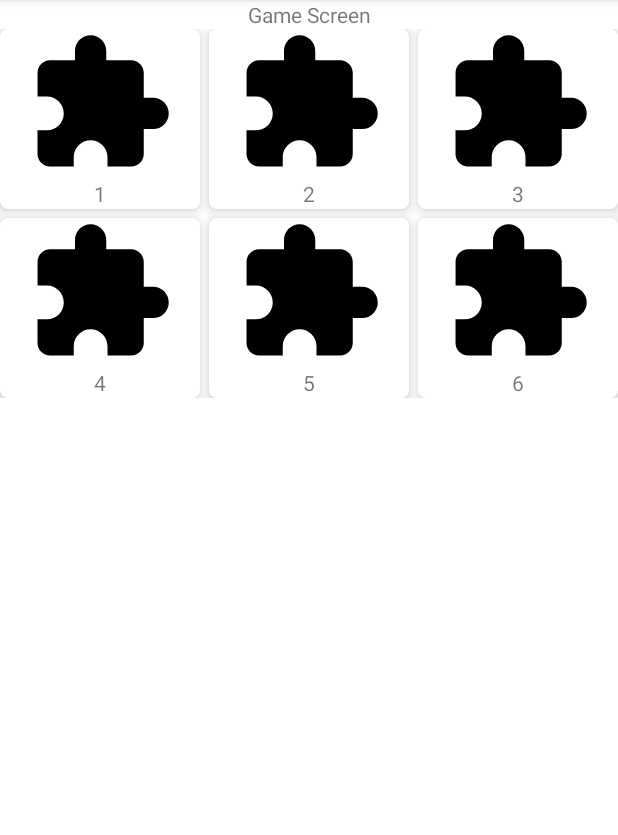
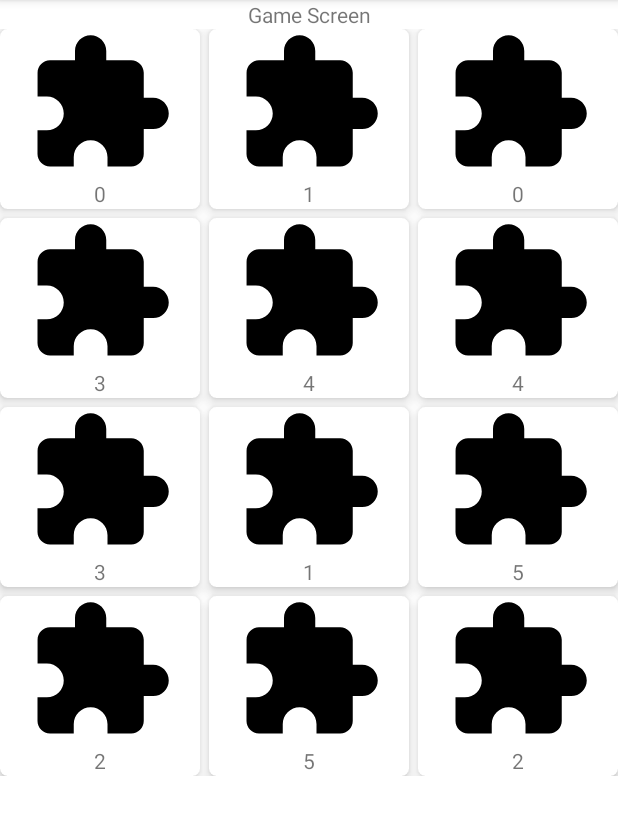
Before and after one commit to katherine-co/CS4750-MemoryGame, an Android app: the screen it shows after launch (GameScreen), after a tap on "3 X 4", on a phone screen of 412 x 824 dp, the part 84-919 px from its top. Run offline under Robolectric (Android 15) with nearby library versions, the phone set to English and light mode, and no system bars.

Commit message:
Added icons list + shuffled cards

```diff
--- a/app/src/main/java/com/android/memoryGame/GameScreen.kt
+++ b/app/src/main/java/com/android/memoryGame/GameScreen.kt
@@ -4,6 +4,21 @@ import android.os.Bundle
 import android.widget.GridView
 import androidx.appcompat.app.AppCompatActivity
 
+
+private val ICONS = listOf(
+    R.drawable.test,
+    R.drawable.test,
+    R.drawable.test,
+    R.drawable.test,
+    R.drawable.test,
+    R.drawable.test,
+    R.drawable.test,
+    R.drawable.test,
+    R.drawable.test,
+    R.drawable.test,
+    R.drawable.test,
+    R.drawable.test
+)
 class GameScreen : AppCompatActivity() {
 
     private lateinit var gameGrid: GridView
@@ -17,16 +32,16 @@ class GameScreen : AppCompatActivity() {
         gameGrid = findViewById(R.id.game_grid)
         gameGrid.numColumns = dimensions!!.elementAt(0)
 
-        val courseModelArrayList: ArrayList<CardModel> = ArrayList<CardModel>()
+        val cardModelArrayList: ArrayList<CardModel> = ArrayList<CardModel>()
 
-        courseModelArrayList.add(CardModel(1, R.drawable.test))
-        courseModelArrayList.add(CardModel(2, R.drawable.test))
-        courseModelArrayList.add(CardModel(3, R.drawable.test))
-        courseModelArrayList.add(CardModel(4, R.drawable.test))
-        courseModelArrayList.add(CardModel(5, R.drawable.test))
-        courseModelArrayList.add(CardModel(6, R.drawable.test))
+        val numPairs = dimensions!!.elementAt(0) * dimensions!!.elementAt(1) / 2
+        for(i in 0 until numPairs) {
+            cardModelArrayList.add(CardModel(i, ICONS.get(i)))
+            cardModelArrayList.add(CardModel(i, ICONS.get(i)))
+        }
+        cardModelArrayList.shuffle();
 
-        val adapter = CardAdapter(this, courseModelArrayList)
+        val adapter = CardAdapter(this, cardModelArrayList)
         gameGrid.adapter = adapter
     }
 }
```
